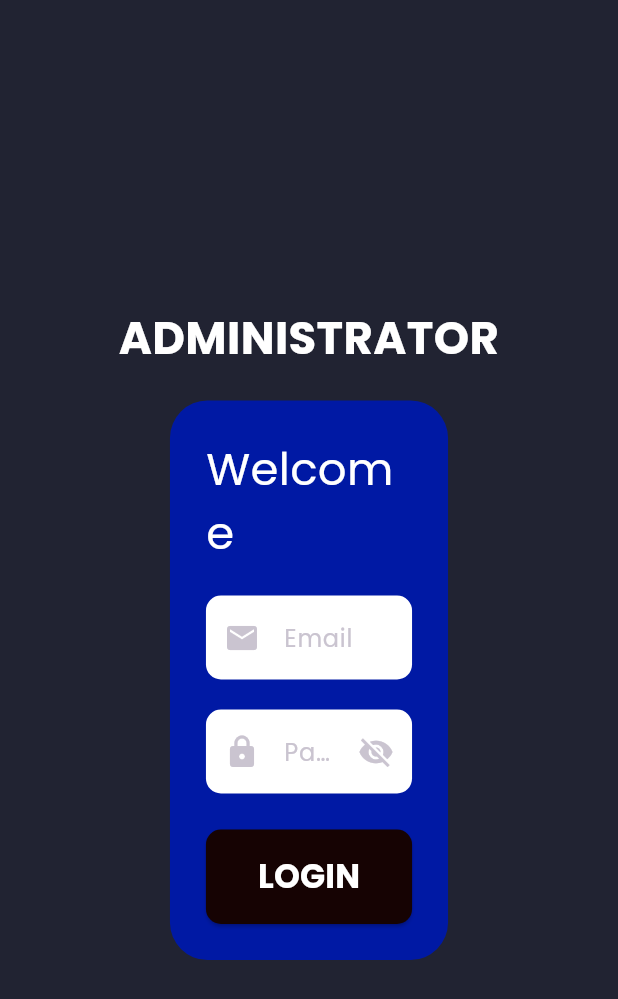
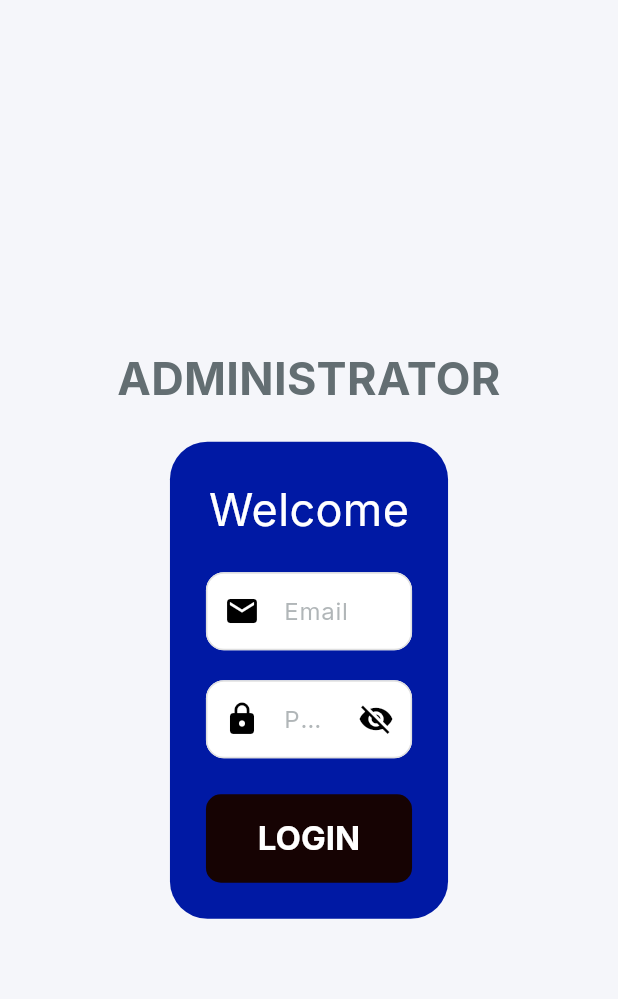
Before and after one commit to gracecleaners/deafassitadmin, a Flutter app: the screen it shows after launch, on a phone screen of 412 x 824 dp. Shown: the top 999 px of the screen. Run offline on Flutter 3.47's test engine with Material 3 defaults, Android fonts, the phone set to English and light mode, and no system bars; our stand-ins replace cloud_firestore, file_picker, firebase_auth, firebase_core, firebase_storage, fl_chart and 3 more; missing offline and left inert: dart:html; accounts and stored records are empty; statements that could not run were skipped.

Commit message:
system update

```diff
--- a/lib/constants.dart
+++ b/lib/constants.dart
@@ -1,7 +1,38 @@
 import 'package:flutter/material.dart';
 
-const primaryColor = Color(0xFF2697FF);
-const secondaryColor = Color(0xFF2A2D3E);
-const bgColor = Color(0xFF212332);
+// Modern color palette
+const primaryColor = Color(0xFF6C63FF); // Purple accent
+const secondaryColor = Color(0xFFFFFFFF); // White cards
+const bgColor = Color(0xFFF5F6FA); // Light gray background
+const darkTextColor = Color(0xFF2D3436); // Near-black for headings
+const bodyTextColor = Color(0xFF636E72); // Gray for body text
+const borderColor = Color(0xFFE0E0E0); // Light border
+const successColor = Color(0xFF00B894); // Green
+const warningColor = Color(0xFFFFA502); // Orange
+const dangerColor = Color(0xFFFF6B6B); // Red
+const infoColor = Color(0xFF74B9FF); // Blue
 
 const defaultPadding = 16.0;
+
+// Gradient for sidebar
+const sidebarGradient = LinearGradient(
+  begin: Alignment.topLeft,
+  end: Alignment.bottomRight,
+  colors: [Color(0xFF6C63FF), Color(0xFF3F3D56)],
+);
+
+// Card shadow
+List<BoxShadow> cardShadow = [
+  BoxShadow(
+    color: Colors.black.withOpacity(0.04),
+    blurRadius: 10,
+    offset: const Offset(0, 4),
+  ),
+];
+
+// Rounded card decoration
+BoxDecoration cardDecoration = BoxDecoration(
+  color: secondaryColor,
+  borderRadius: BorderRadius.circular(16),
+  boxShadow: cardShadow,
+);
--- a/lib/main.dart
+++ b/lib/main.dart
@@ -23,26 +23,95 @@ void main() async {
 }
 
 class MyApp extends StatelessWidget {
-  // This widget is the root of your application.
   @override
   Widget build(BuildContext context) {
     return MaterialApp(
       debugShowCheckedModeBanner: false,
-      title: 'Flutter Admin Panel',
-      theme: ThemeData.dark().copyWith(
+      title: 'Deaf Assist Admin',
+      theme: ThemeData(
+        brightness: Brightness.light,
+        primaryColor: primaryColor,
         scaffoldBackgroundColor: bgColor,
-        textTheme: GoogleFonts.poppinsTextTheme(Theme.of(context).textTheme)
-            .apply(bodyColor: Colors.white),
-        canvasColor: secondaryColor,
+        colorScheme: ColorScheme.light(
+          primary: primaryColor,
+          secondary: primaryColor,
+          surface: secondaryColor,
+        ),
+        textTheme: GoogleFonts.interTextTheme(
+          ThemeData.light().textTheme,
+        ).copyWith(
+          headlineLarge: GoogleFonts.inter(
+            fontSize: 28, fontWeight: FontWeight.w700, color: darkTextColor,
+          ),
+          headlineMedium: GoogleFonts.inter(
+            fontSize: 24, fontWeight: FontWeight.w600, color: darkTextColor,
+          ),
+          titleLarge: GoogleFonts.inter(
+            fontSize: 20, fontWeight: FontWeight.w600, color: darkTextColor,
+          ),
+          titleMedium: GoogleFonts.inter(
+            fontSize: 16, fontWeight: FontWeight.w600, color: darkTextColor,
+          ),
+          bodyLarge: GoogleFonts.inter(fontSize: 16, color: bodyTextColor),
+          bodyMedium: GoogleFonts.inter(fontSize: 14, color: bodyTextColor),
+          bodySmall: GoogleFonts.inter(fontSize: 12, color: bodyTextColor),
+        ),
+        cardTheme: CardTheme(
+          elevation: 0,
+          shape: RoundedRectangleBorder(borderRadius: BorderRadius.circular(16)),
+          color: secondaryColor,
+        ),
+        elevatedButtonTheme: ElevatedButtonThemeData(
+          style: ElevatedButton.styleFrom(
+            backgroundColor: primaryColor,
+            foregroundColor: Colors.white,
+            elevation: 0,
+            padding: const EdgeInsets.symmetric(horizontal: 24, vertical: 14),
+            shape: RoundedRectangleBorder(borderRadius: BorderRadius.circular(12)),
+            textStyle: GoogleFonts.inter(fontSize: 14, fontWeight: FontWeight.w600),
+          ),
+        ),
+        inputDecorationTheme: InputDecorationTheme(
+          filled: true,
+          fillColor: bgColor,
+          contentPadding: const EdgeInsets.symmetric(horizontal: 16, vertical: 14),
+          border: OutlineInputBorder(
+            borderRadius: BorderRadius.circular(12),
+            borderSide: const BorderSide(color: borderColor),
+          ),
+          enabledBorder: OutlineInputBorder(
+            borderRadius: BorderRadius.circular(12),
+            borderSide: const BorderSide(color: borderColor),
+          ),
+          focusedBorder: OutlineInputBorder(
+            borderRadius: BorderRadius.circular(12),
+            borderSide: const BorderSide(color: primaryColor, width: 2),
+          ),
+          hintStyle: GoogleFonts.inter(color: bodyTextColor.withOpacity(0.5)),
+        ),
+        appBarTheme: AppBarTheme(
+          backgroundColor: secondaryColor,
+          elevation: 0,
+          iconTheme: const IconThemeData(color: darkTextColor),
+          titleTextStyle: GoogleFonts.inter(
+            fontSize: 20, fontWeight: FontWeight.w600, color: darkTextColor,
+          ),
+        ),
+        dividerTheme: const DividerThemeData(color: borderColor, thickness: 1),
+        dataTableTheme: DataTableThemeData(
+          headingTextStyle: GoogleFonts.inter(
+            fontSize: 13, fontWeight: FontWeight.w600, color: bodyTextColor,
+          ),
+          dataTextStyle: GoogleFonts.inter(fontSize: 13, color: darkTextColor),
+          headingRowColor: WidgetStateProperty.all(bgColor),
+          decoration: BoxDecoration(borderRadius: BorderRadius.circular(12)),
+        ),
       ),
       home: MultiProvider(
         providers: [
-          ChangeNotifierProvider(
-            create: (context) => MenuAppController(),
-          ),
+          ChangeNotifierProvider(create: (context) => MenuAppController()),
         ],
         child: LoginPage(),
-        // child: ImageUploadWidget(),
       ),
     );
   }
```
